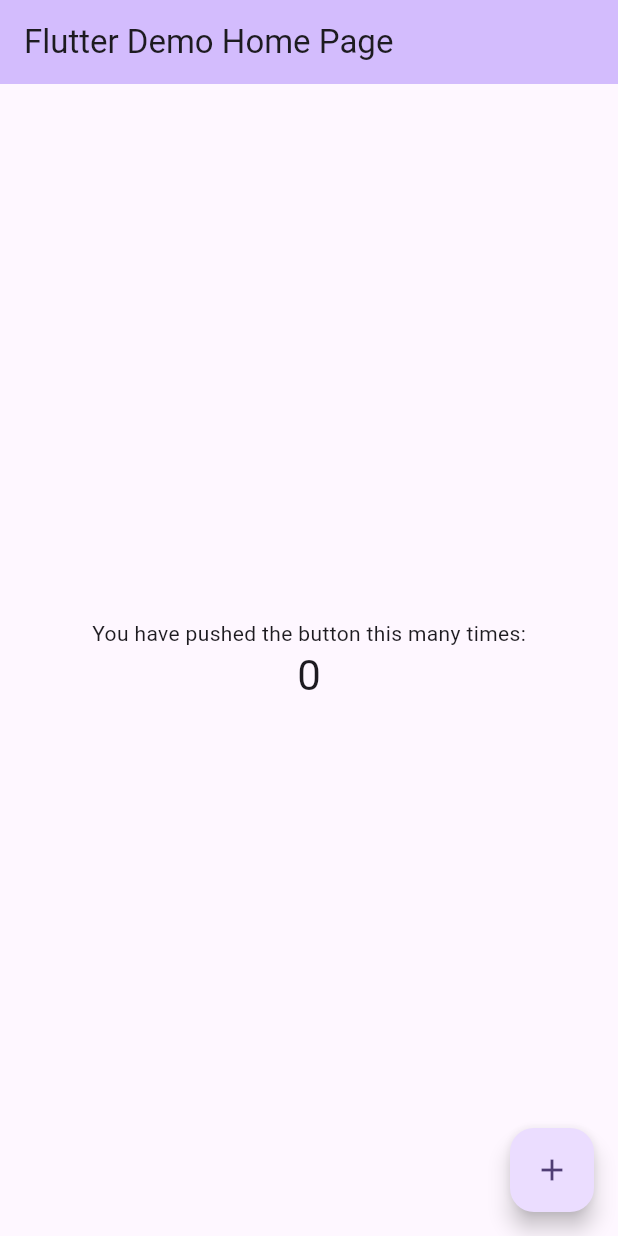
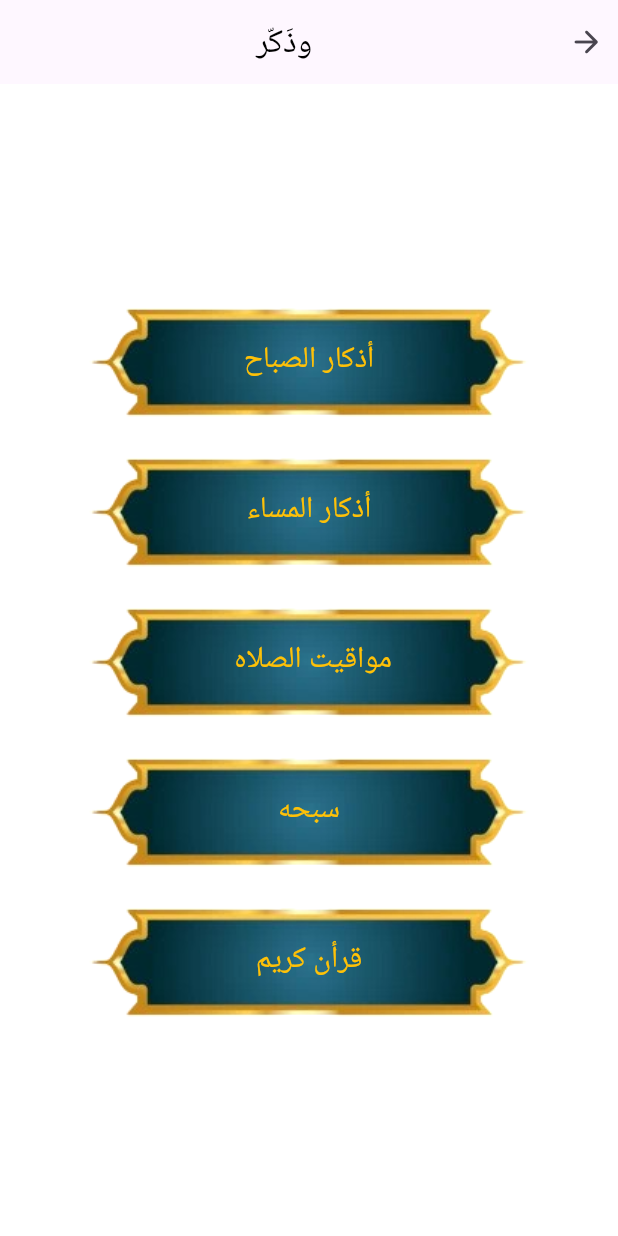
Before and after one commit to ahmed-khaled56/azkaar, a Flutter app: the screen it shows after launch, on a phone screen of 412 x 824 dp. Run offline on Flutter 3.47's test engine with Material 3 defaults, Android fonts, the phone set to English and light mode, and no system bars.

Commit message:
finish home , morning azkarand time picker screens

```diff
--- /dev/null
+++ b/lib/cores/widgets/time_picker.dart
@@ -0,0 +1,5 @@
+import 'package:flutter/material.dart';
+
+class TimePicker {
+  TimeOfDay selectedTime = TimeOfDay.now();
+}
--- /dev/null
+++ b/lib/features/azkarr/presentation/views/home_view.dart
@@ -0,0 +1,25 @@
+import 'package:azkaar/features/azkarr/presentation/views/widgets/home_view_body.dart';
+import 'package:flutter/material.dart';
+
+class HomeView extends StatelessWidget {
+  const HomeView({super.key});
+
+  @override
+  Widget build(BuildContext context) {
+    return Scaffold(
+      appBar: AppBar(
+        title: Center(
+          child: Text("وذَكّر", style: TextStyle(color: Colors.black)),
+        ),
+        actions: [
+          Padding(
+            padding: const EdgeInsets.only(right: 9),
+            child: Icon(Icons.arrow_forward_rounded),
+          ),
+        ],
+      ),
+      backgroundColor: Colors.white,
+      body: HomeViewBody(),
+    );
+  }
+}
--- /dev/null
+++ b/lib/features/azkarr/presentation/views/widgets/custom_category_card.dart
@@ -0,0 +1,26 @@
+import 'package:flutter/material.dart';
+
+class CustomCategoryCard extends StatelessWidget {
+  const CustomCategoryCard({super.key, required this.title});
+  final String title;
+
+  @override
+  Widget build(BuildContext context) {
+    return Padding(
+      padding: const EdgeInsets.only(bottom: 0),
+      child: Stack(
+        alignment: Alignment.center,
+        children: [
+          Image(
+            width: 400,
+            height: 100,
+
+            image: AssetImage("lib/cores/assets/images/fram.png"),
+          ),
+
+          Text(title, style: TextStyle(fontSize: 20, color: Colors.amber)),
+        ],
+      ),
+    );
+  }
+}
--- /dev/null
+++ b/lib/features/azkarr/presentation/views/widgets/home_view_body.dart
@@ -0,0 +1,32 @@
+import 'package:azkaar/features/azkarr/presentation/views/morning_azkar_view.dart';
+import 'package:azkaar/features/azkarr/presentation/views/widgets/custom_category_card.dart';
+import 'package:flutter/material.dart';
+
+class HomeViewBody extends StatelessWidget {
+  const HomeViewBody({super.key});
+
+  @override
+  Widget build(BuildContext context) {
+    return Center(
+      child: Column(
+        crossAxisAlignment: CrossAxisAlignment.center,
+        mainAxisAlignment: MainAxisAlignment.center,
+        children: [
+          GestureDetector(
+            onTap: () {
+              Navigator.push(
+                context,
+                MaterialPageRoute(builder: (context) => MorningAzkarView()),
+              );
+            },
+            child: CustomCategoryCard(title: "أذكار الصباح"),
+          ),
+          CustomCategoryCard(title: "أذكار المساء"),
+          CustomCategoryCard(title: " مواقيت الصلاه"),
+          CustomCategoryCard(title: "سبحه"),
+          CustomCategoryCard(title: "قرأن كريم"),
+        ],
+      ),
+    );
+  }
+}
--- a/lib/main.dart
+++ b/lib/main.dart
@@ -1,3 +1,4 @@
+import 'package:azkaar/features/azkarr/presentation/views/home_view.dart';
 import 'package:flutter/material.dart';
 
 void main() {
@@ -7,116 +8,8 @@ void main() {
 class MyApp extends StatelessWidget {
   const MyApp({super.key});
 
-  // This widget is the root of your application.
   @override
   Widget build(BuildContext context) {
-    return MaterialApp(
-      title: 'Flutter Demo',
-      theme: ThemeData(
-        // This is the theme of your application.
-        //
-        // TRY THIS: Try running your application with "flutter run". You'll see
-        // the application has a purple toolbar. Then, without quitting the app,
-        // try changing the seedColor in the colorScheme below to Colors.green
-        // and then invoke "hot reload" (save your changes or press the "hot
-        // reload" button in a Flutter-supported IDE, or press "r" if you used
-        // the command line to start the app).
-        //
-        // Notice that the counter didn't reset back to zero; the application
-        // state is not lost during the reload. To reset the state, use hot
-        // restart instead.
-        //
-        // This works for code too, not just values: Most code changes can be
-        // tested with just a hot reload.
-        colorScheme: .fromSeed(seedColor: Colors.deepPurple),
-      ),
-      home: const MyHomePage(title: 'Flutter Demo Home Page'),
-    );
+    return MaterialApp(debugShowCheckedModeBanner: false, home: HomeView());
   }
 }
-
-class MyHomePage extends StatefulWidget {
-  const MyHomePage({super.key, required this.title});
-
-  // This widget is the home page of your application. It is stateful, meaning
-  // that it has a State object (defined below) that contains fields that affect
-  // how it looks.
-
-  // This class is the configuration for the state. It holds the values (in this
-  // case the title) provided by the parent (in this case the App widget) and
-  // used by the build method of the State. Fields in a Widget subclass are
-  // always marked "final".
-
-  final String title;
-
-  @override
-  State<MyHomePage> createState() => _MyHomePageState();
-}
-
-class _MyHomePageState extends State<MyHomePage> {
-  int _counter = 0;
-
-  void _incrementCounter() {
-    setState(() {
-      // This call to setState tells the Flutter framework that something has
-      // changed in this State, which causes it to rerun the build method below
-      // so that the display can reflect the updated values. If we changed
-      // _counter without calling setState(), then the build method would not be
-      // called again, and so nothing would appear to happen.
-      _counter++;
-    });
-  }
-
-  @override
-  Widget build(BuildContext context) {
-    // This method is rerun every time setState is called, for instance as done
-    // by the _incrementCounter method above.
-    //
-    // The Flutter framework has been optimized to make rerunning build methods
-    // fast, so that you can just rebuild anything that needs updating rather
-    // than having to individually change instances of widgets.
-    return Scaffold(
-      appBar: AppBar(
-        // TRY THIS: Try changing the color here to a specific color (to
-        // Colors.amber, perhaps?) and trigger a hot reload to see the AppBar
-        // change color while the other colors stay the same.
-        backgroundColor: Theme.of(context).colorScheme.inversePrimary,
-        // Here we take the value from the MyHomePage object that was created by
-        // the App.build method, and use it to set our appbar title.
-        title: Text(widget.title),
-      ),
-      body: Center(
-        // Center is a layout widget. It takes a single child and positions it
-        // in the middle of the parent.
-        child: Column(
-          // Column is also a layout widget. It takes a list of children and
-          // arranges them vertically. By default, it sizes itself to fit its
-          // children horizontally, and tries to be as tall as its parent.
-          //
-          // Column has various properties to control how it sizes itself and
-          // how it positions its children. Here we use mainAxisAlignment to
-          // center the children vertically; the main axis here is the vertical
-          // axis because Columns are vertical (the cross axis would be
-          // horizontal).
-          //
-          // TRY THIS: Invoke "debug painting" (choose the "Toggle Debug Paint"
-          // action in the IDE, or press "p" in the console), to see the
-          // wireframe for each widget.
-          mainAxisAlignment: .center,
-          children: [
-            const Text('You have pushed the button this many times:'),
-            Text(
-              '$_counter',
-              style: Theme.of(context).textTheme.headlineMedium,
-            ),
-          ],
-        ),
-      ),
-      floatingActionButton: FloatingActionButton(
-        onPressed: _incrementCounter,
-        tooltip: 'Increment',
-        child: const Icon(Icons.add),
-      ),
-    );
-  }
-}
```
Also changed, not shown: lib/cores/helper/time_picker.dart (added, +16 -0 lines), lib/cores/widgets/drop_down_list.dart (added, +36 -0 lines), lib/features/azkarr/presentation/views/morning_azkar_view.dart (added, +27 -0 lines), lib/features/azkarr/presentation/views/widgets/Custom_on_buttn.dart (added, +34 -0 lines), lib/features/azkarr/presentation/views/widgets/lowerbar.dart (added, +27 -0 lines), lib/features/azkarr/presentation/views/widgets/morning_azkar_body.dart (added, +83 -0 lines), lib/features/azkarr/presentation/views/widgets/notificatins_card.dart (added, +202 -0 lines), pubspec.yaml (+6 -13 lines), lib/cores/assets/images/fram.png (added).
